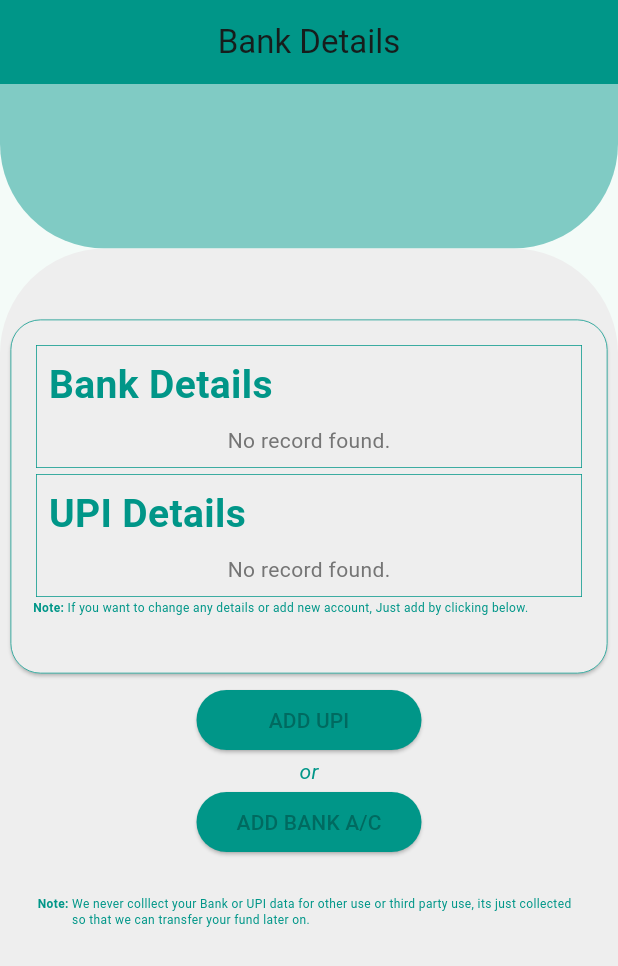
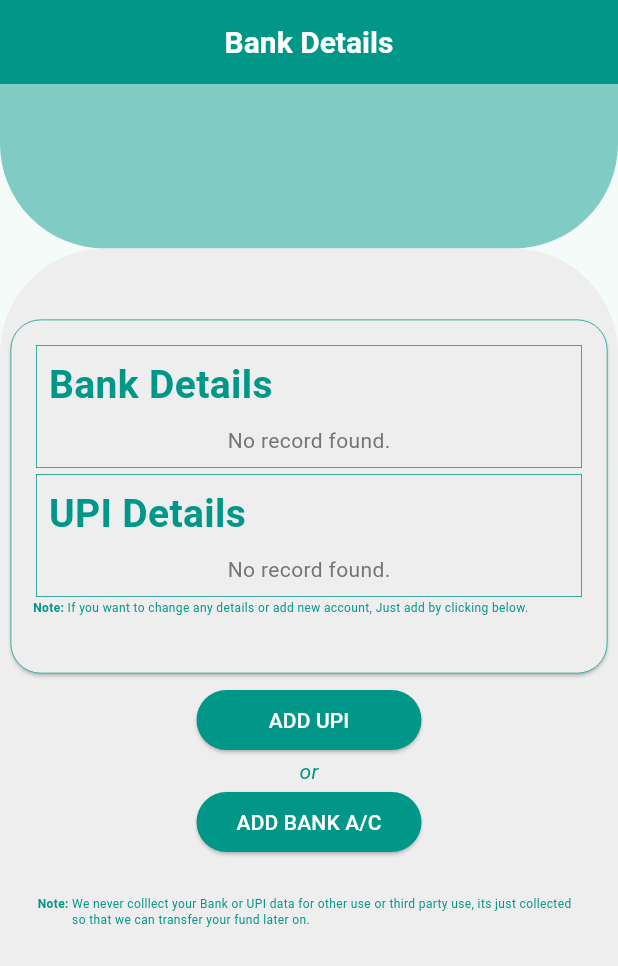
Before and after one commit to mrxamjad/GoodWill, a Flutter app: the BankDetailScreen screen opened directly, on a phone screen of 412 x 824 dp. Shown: the top 966 px of the screen. Run offline on Flutter 3.47's test engine with Material 3 defaults, Android fonts, the phone set to English and light mode, and no system bars; our stand-ins replace card_swiper, cloud_firestore, connectivity_plus, firebase_auth, firebase_core, flutter_spinkit and 5 more; missing offline and left inert: quantupi; accounts and stored records are empty.

Commit message:
Final Touch

```diff
--- a/lib/firebase/FirebaseService.dart
+++ b/lib/firebase/FirebaseService.dart
@@ -22,12 +22,14 @@ class FirebaseService {
   // static final  CollectionReference paymentRef=  FirebaseFirestore.instance.collection("payment_details");
 
   // CREATE A NEW USER
-  static Future createUser(String uid, String name, String email) async {
+  static Future createUser(
+      String uid, String name, String email, String phone) async {
     final date = DateTime.now();
     final DocumentReference profileRef =
         userRef.doc(uid).collection("profile").doc("profile_id");
     await profileRef.set({
       FirebaseKey.emailId: email,
+      FirebaseKey.phone: phone,
       FirebaseKey.name: name,
       FirebaseKey.availableBalance: 0,
       FirebaseKey.totalWinning: 0,
--- a/lib/screens/BankDetailsScreen.dart
+++ b/lib/screens/BankDetailsScreen.dart
@@ -26,21 +26,15 @@ class _BankDetailScreenState extends State<BankDetailScreen> {
   String upiId = "", ifscCode = "", bankName = "", accountNumber = "";
 
   @override
-  void initState() {
-    // TODO: implement initState
-    super.initState();
-    upiId = "7260004480@paytm";
-    ifscCode = "SBIN0002905";
-    bankName = "STATE BANK OF INDIA";
-    accountNumber = "36270887631";
-  }
-
-  @override
   Widget build(BuildContext context) {
     return Scaffold(
       appBar: AppBar(
         backgroundColor: Colors.teal,
-        title: const Text("Bank Details"),
+        title: const Text(
+          "Bank Details",
+          style: TextStyle(
+              color: Colors.white, fontWeight: FontWeight.bold, fontSize: 20),
+        ),
         centerTitle: true,
       ),
       body: Stack(
@@ -303,10 +297,10 @@ class _BankDetailScreenState extends State<BankDetailScreen> {
                                 ],
                               ),
                             ),
-                            Row(
+                            const Row(
                               mainAxisAlignment: MainAxisAlignment.center,
                               crossAxisAlignment: CrossAxisAlignment.start,
-                              children: const [
+                              children: [
                                 Text("Note: ",
                                     style: TextStyle(
                                         color: Colors.teal,
@@ -341,7 +335,10 @@ class _BankDetailScreenState extends State<BankDetailScreen> {
                                   upi = false;
                                 });
                               },
-                              child: const Text("ADD UPI"),
+                              child: const Text(
+                                "ADD UPI",
+                                style: TextStyle(color: Colors.white),
+                              ),
                             ),
                           ),
                           const Text(
@@ -360,7 +357,10 @@ class _BankDetailScreenState extends State<BankDetailScreen> {
                                   bank = false;
                                 });
                               },
-                              child: const Text("ADD BANK A/C"),
+                              child: const Text(
+                                "ADD BANK A/C",
+                                style: TextStyle(color: Colors.white),
+                              ),
                             ),
                           ),
                         ],
@@ -457,7 +457,10 @@ class _BankDetailScreenState extends State<BankDetailScreen> {
                                         position: VxToastPosition.top);
                                   }
                                 },
-                                child: const Text("Add UPI"),
+                                child: const Text(
+                                  "Add UPI",
+                                  style: TextStyle(color: Colors.white),
+                                ),
                               ),
                             ),
                           ],
@@ -633,18 +636,21 @@ class _BankDetailScreenState extends State<BankDetailScreen> {
                                         position: VxToastPosition.top);
                                   }
                                 },
-                                child: const Text("ADD BANK"),
+                                child: const Text(
+                                  "ADD BANK",
+                                  style: TextStyle(color: Colors.white),
+                                ),
                               ),
                             ),
                           ],
                         ),
                       ),
-                    Padding(
-                      padding: const EdgeInsets.all(25.0),
+                    const Padding(
+                      padding: EdgeInsets.all(25.0),
                       child: Row(
                         mainAxisAlignment: MainAxisAlignment.center,
                         crossAxisAlignment: CrossAxisAlignment.start,
-                        children: const [
+                        children: [
                           Text("Note: ",
                               style: TextStyle(
                                   color: Colors.teal,
--- a/lib/screens/HomeScreen.dart
+++ b/lib/screens/HomeScreen.dart
@@ -120,14 +120,14 @@ class _HomeScreenState extends State<HomeScreen> {
                                               MainAxisAlignment.center,
                                           children: [
                                             Text(
-                                              "User Id : ".toUpperCase(),
+                                              "PHONE : ".toUpperCase(),
                                               style: const TextStyle(
                                                   color: Colors.white,
                                                   fontSize: 8,
                                                   fontWeight: FontWeight.bold),
                                             ),
                                             Text(
-                                              data[FirebaseKey.userId],
+                                              data[FirebaseKey.phone],
                                               style: const TextStyle(
                                                   color: Colors.white,
                                                   fontSize: 8,
```
Also changed, not shown: lib/screens/LoginScreen.dart (+14 -19 lines), lib/screens/PendingWithdrawalScreen.dart (+7 -2 lines), lib/screens/ProfileEdit.dart (+10 -9 lines), lib/screens/ProfileScreen.dart (+8 -32 lines), lib/screens/RechargeScreen.dart (+14 -4 lines), lib/screens/RechargeTab.dart (+40 -35 lines), lib/screens/SignupScreen.dart (+32 -47 lines), lib/screens/WithdrawalScreen.dart (+6 -1 lines), lib/widget/logoutWidget.dart (+28 -20 lines), assets/login.jpg (deleted), assets/login.png (added), assets/signup.jpg (deleted), assets/signup.png (added).
